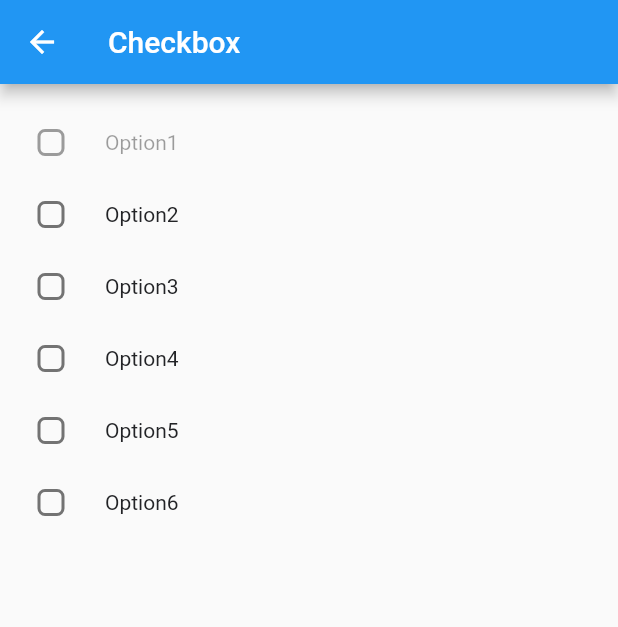
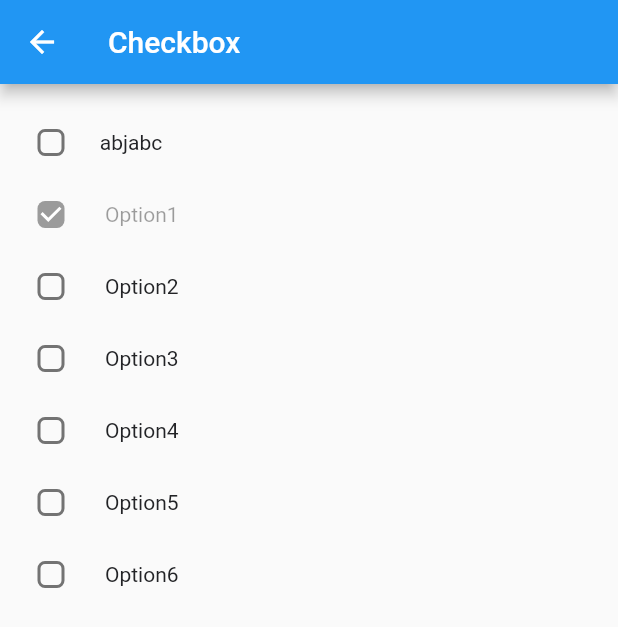
Before and after one commit to aajay-logiciel/ajayjp, a Flutter app: the screen it shows after launch, after a tap on "Checkbox", on a phone screen of 412 x 824 dp. Shown: the top 627 px of the screen. Run offline on Flutter 3.47's test engine with Material 2 defaults, Android fonts, the phone set to English and light mode, and no system bars; our stand-ins replace get.

Commit message:
checkbox

```diff
--- a/lib/checkbox.dart
+++ b/lib/checkbox.dart
@@ -1,5 +1,5 @@
 import 'package:flutter/material.dart';
-import 'package:jp_ui_kit/JPCheckBox/jp_checkbox.dart';
+import 'package:jp_ui_kit/CheckBox/jp_checkbox.dart';
 import 'package:jp_ui_kit/jp_ui_kit.dart';
 
 class CheckboxClass extends StatefulWidget {
@@ -15,6 +15,7 @@ class _CheckboxClassState extends State<CheckboxClass> {
   bool status2 = true;
   @override
   Widget build(BuildContext context) {
+
     return Scaffold(
       appBar: AppBar(
         title: const Text("Checkbox"),
@@ -29,9 +30,13 @@ class _CheckboxClassState extends State<CheckboxClass> {
                 height: 5,
               ),
 
+              JPNCheckbox(
+                text: 'abjabc',
+              ),
 
               JPCheckbox(labels: ['Option1','Option2','Option3','Option4','Option5','Option6',],
                 disabled: ['Option1'],
+                checked: ['Option1'],
               ),
               SizedBox(
                 height: 20,
--- a/packages/jp_ui_kit/lib/Button/index.dart
+++ b/packages/jp_ui_kit/lib/Button/index.dart
@@ -15,7 +15,7 @@ class JPButton extends StatefulWidget {
     this.onPressed,
     this.iconColor,
     this.iconData,
-    this.iconPosition = JPIconPosition.start,
+    this.iconPosition = JPPosition.start,
     this.text,
     this.size = JPButtonSize.flat,
     this.textColor,
@@ -43,7 +43,7 @@ class JPButton extends StatefulWidget {
   final Color? iconColor;
 
   /// Defines icon position of an icon.
-  final JPIconPosition iconPosition;
+  final JPPosition iconPosition;
 
   /// Defines icon size of an icon.
   final double? iconSize;
@@ -324,7 +324,7 @@ class _JPButtonState extends State<JPButton> {
       Flexible(child: getText())
     ];
 
-    if (widget.iconPosition == JPIconPosition.end) {
+    if (widget.iconPosition == JPPosition.end) {
       rowChildren = <Widget>[
         Flexible(child: getText()),
         const SizedBox(width: 5),
--- /dev/null
+++ b/packages/jp_ui_kit/lib/CheckBox/index.dart
@@ -0,0 +1,124 @@
+import 'package:flutter/material.dart';
+import 'package:jp_ui_kit/CommonFiles/color.dart';
+import 'package:jp_ui_kit/CommonFiles/icon_position.dart';
+import 'package:jp_ui_kit/Text/fontweight.dart';
+import 'package:jp_ui_kit/Text/index.dart';
+import 'package:jp_ui_kit/jp_ui_kit.dart';
+
+class JPNCheckbox extends StatefulWidget {
+  const JPNCheckbox({
+    this.checkBoxValue = false,
+    this.jpPosition = JPPosition.end,
+    this.checkColor = JPColor.white,
+    this.activeColor = JPColor.primary,
+    this.text,
+    this.textSize = JPTextSize.heading4,
+    this.textColor = JPColor.black,
+    this.fontFamily = JPFontFamily.roboto,
+    this.fontWeight = JPFontWeight.regular,
+    this.disabled = false,
+    Key? key,
+  }) : super(key: key);
+
+
+  /// Defines enabled or disabled of a checkbox.
+  final bool disabled;
+  /// Defines checkbox is clicked or not.
+  final bool checkBoxValue;
+  /// Defines text position with respect to checkbox.
+  final JPPosition? jpPosition;
+  /// Defines checkColor of a checkbox.
+  final Color? checkColor;
+  /// Defines activeColor of a checkbox.
+  final Color? activeColor;
+  /// Defines text of a checkbox.
+  final String? text;
+  /// Defines textSize of a checkbox.
+  final JPTextSize? textSize;
+  /// Defines textColor of a checkbox.
+  final Color? textColor;
+  /// Defines fontFamily of a checkbox.
+  final JPFontFamily? fontFamily;
+  /// Defines fontWeight of a checkbox.
+  final JPFontWeight? fontWeight;
+
+
+  @override
+  _JPNCheckboxState createState() => _JPNCheckboxState();
+}
+
+class _JPNCheckboxState extends State<JPNCheckbox> {
+  late String text;
+  Color? textColor;
+  Color? activeColor;
+  bool? checkBoxValue;
+
+  @override
+  void initState() {
+    text = widget.text ?? '';
+    checkBoxValue = widget.checkBoxValue;
+    textColor = widget.textColor;
+    activeColor = widget.activeColor;
+    super.initState();
+  }
+
+  @override
+  Widget build(BuildContext context) {
+
+    /// Defines onChanged function of a checkbox.
+    getOnChanged() {
+      return (value) {
+        setState(() {
+          checkBoxValue = value!;
+        });
+      };
+    }
+
+    Checkbox cb = Checkbox(
+      shape: const RoundedRectangleBorder(
+        borderRadius: BorderRadius.all(Radius.circular(5.0)),
+      ),
+      value: checkBoxValue,
+      onChanged: widget.disabled ? null :getOnChanged(),
+      checkColor: widget.checkColor,
+      activeColor:
+          widget.disabled ? activeColor!.withOpacity(0.4) : activeColor,
+    );
+
+    JPText  t = JPText(
+      text: text,
+      textColor:
+      widget.disabled == false ? textColor : textColor!.withOpacity(0.4),
+      textSize: widget.textSize,
+      fontWeight: widget.fontWeight,
+      fontFamily: widget.fontFamily,
+    );
+
+    getContainerData() {
+      if (widget.jpPosition == JPPosition.start) {
+        return Row(
+          children: [
+            t,
+            const SizedBox(
+              width: 8.5,
+            ),
+            cb,
+          ],
+        );
+      }
+      return Row(
+        children: [
+          cb,
+          const SizedBox(
+            width: 8.5,
+          ),
+          t,
+        ],
+      );
+    }
+
+    return Container(
+      child: getContainerData(),
+    );
+  }
+}
--- a/packages/jp_ui_kit/lib/JPCheckBox/jp_checkbox.dart
+++ b/packages/jp_ui_kit/lib/CheckBox/jp_checkbox.dart
@@ -152,8 +152,9 @@ class _JPCheckboxState extends State<JPCheckbox> {
           _selected.add(widget.labels!.elementAt(i));
         }
 
-        if (widget.onChange != null)
+        if (widget.onChange != null) {
           widget.onChange!(isChecked, widget.labels!.elementAt(i), i);
+        }
         if (widget.onSelected != null) widget.onSelected!(_selected);
       });
     }
--- a/packages/jp_ui_kit/lib/CommonFiles/icon_position.dart
+++ b/packages/jp_ui_kit/lib/CommonFiles/icon_position.dart
@@ -1,8 +1,8 @@
-/// [JPIconPosition] is used to position the icon to start or end of the button
-enum JPIconPosition {
-  /// Default position is [JPIconPosition.start] is used to place icon to start of the Button
+/// [JPPosition] is used to position the icon to start or end of the button
+enum JPPosition {
+  /// Default position is [JPPosition.start] is used to place icon to start of the Button
   start,
 
-  /// [JPIconPosition.end] is used to place icon to end of the Button
+  /// [JPPosition.end] is used to place icon to end of the Button
   end,
 }
--- a/packages/jp_ui_kit/lib/jp_ui_kit.dart
+++ b/packages/jp_ui_kit/lib/jp_ui_kit.dart
@@ -16,3 +16,4 @@ export 'package:jp_ui_kit/Button/radius.dart';
 export 'package:jp_ui_kit/Button/index.dart';
 export 'package:jp_ui_kit/JPLabel/jp_label.dart';
 export 'package:jp_ui_kit/JPLabel/jp_label_type.dart';
+export 'package:jp_ui_kit/CheckBox/index.dart';
```
Also changed, not shown: packages/jp_ui_kit/lib/JPRadioButton/index.dart (added, +55 -0 lines).
